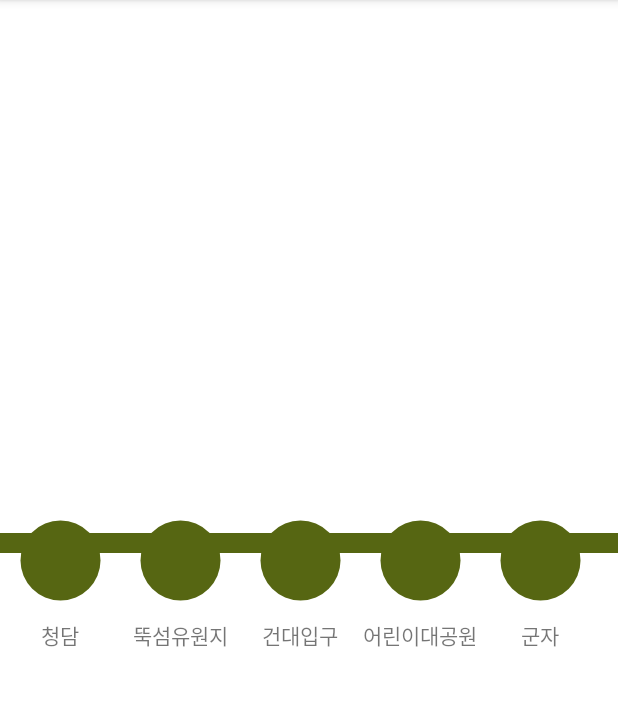
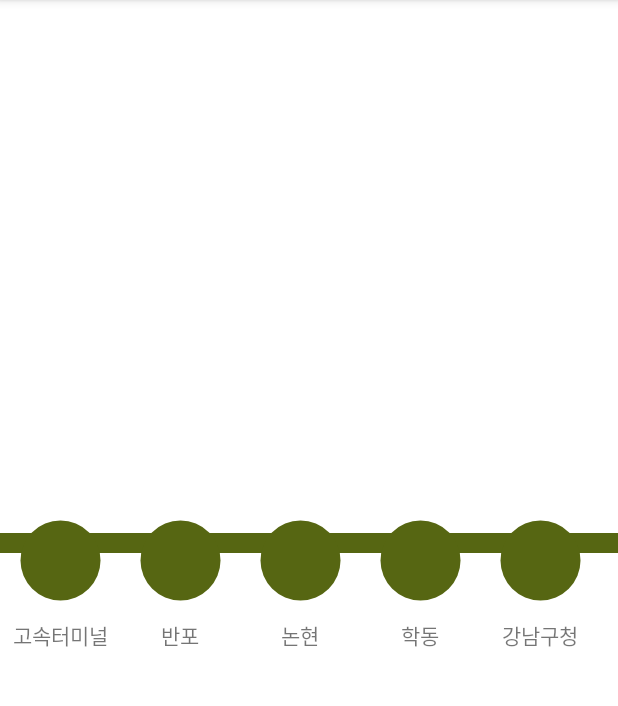
Before and after one commit to GO-GO-NEVER-END/SlidingSubwayView, an Android app: the screen it shows after launch (MainActivity), on a phone screen of 412 x 824 dp, the part 84-790 px from its top. Run offline under Robolectric (Android 15) with nearby library versions, the phone set to English and light mode, and no system bars; our stand-ins replace data binding.

Commit message:
feat: 노선과 역을 FrameLayout으로 쌓는 방식으로 변경
이제 예쁘다

```diff
--- a/app/src/main/java/com/ggne/slidingsubway/MainActivity.kt
+++ b/app/src/main/java/com/ggne/slidingsubway/MainActivity.kt
@@ -9,11 +9,17 @@ class MainActivity : AppCompatActivity() {
     private lateinit var binding: ActivityMainBinding
 
     private val stationList = listOf(
+        Station("고속터미널"),
+        Station("반포"),
+        Station("논현"),
+        Station("학동"),
+        Station("강남구청"),
         Station("청담"),
         Station("뚝섬유원지"),
         Station("건대입구"),
         Station("어린이대공원"),
-        Station("군자")
+        Station("군자"),
+        Station("중곡")
     )
 
     override fun onCreate(savedInstanceState: Bundle?) {
--- a/app/src/main/java/com/ggne/slidingsubway/SlidingSubwayView.kt
+++ b/app/src/main/java/com/ggne/slidingsubway/SlidingSubwayView.kt
@@ -1,19 +1,17 @@
 package com.ggne.slidingsubway
 
 import android.content.Context
-import android.graphics.Canvas
-import android.graphics.Paint
 import android.util.AttributeSet
-import android.util.Log
 import android.view.LayoutInflater
+import android.widget.FrameLayout
 import androidx.annotation.ColorInt
-import androidx.constraintlayout.widget.ConstraintLayout
+import androidx.annotation.ColorRes
 import androidx.databinding.DataBindingUtil
 import androidx.recyclerview.widget.LinearLayoutManager
 import androidx.recyclerview.widget.RecyclerView
 import com.ggne.slidingsubway.databinding.SlidingSubwayViewBinding
 
-class SlidingSubwayView(context: Context, attrs: AttributeSet) : ConstraintLayout(context, attrs) {
+class SlidingSubwayView(context: Context, attrs: AttributeSet) : FrameLayout(context, attrs) {
 
     @ColorInt
     private var subwayColor: Int
@@ -47,17 +45,8 @@ class SlidingSubwayView(context: Context, attrs: AttributeSet) : ConstraintLayou
             adapter = stationListAdapter
             layoutManager = LinearLayoutManager(context, RecyclerView.HORIZONTAL, false)
         }
-    }
 
-    private val paint = Paint().apply {
-        color = subwayColor
-        strokeWidth = 20f
-    }
-
-    override fun dispatchDraw(canvas: Canvas) {
-        super.dispatchDraw(canvas)
-        Log.d("WHAT", "View: dispatchDraw")
-        canvas.drawLine(0f, height * 0.28f, width.toFloat(), height * 0.28f, paint)
+        binding.subwayLineView.changeLineColor(subwayColor)
     }
 
     fun submitList(list: List<Station>) {
--- a/app/src/main/java/com/ggne/slidingsubway/StationListAdapter.kt
+++ b/app/src/main/java/com/ggne/slidingsubway/StationListAdapter.kt
@@ -14,12 +14,10 @@ class StationListAdapter : ListAdapter<Station, StationListAdapter.StationViewHo
         fun bind(station: Station) {
             binding.station = station
             binding.stationCircleView.changeCircleColor(R.color.subway_7)
-            Log.d("WHAT", station.name)
         }
     }
 
     override fun onCreateViewHolder(parent: ViewGroup, viewType: Int): StationViewHolder {
-        Log.d("WHAT", "onCreateViewHolder")
         return StationViewHolder(
             ItemStationBinding.inflate(
                 LayoutInflater.from(parent.context),
@@ -30,7 +28,6 @@ class StationListAdapter : ListAdapter<Station, StationListAdapter.StationViewHo
     }
 
     override fun onBindViewHolder(holder: StationViewHolder, position: Int) {
-        Log.d("WHAT", "onBindViewHolder : $position")
         holder.bind(currentList[position])
     }
 
--- a/app/src/main/java/com/ggne/slidingsubway/stationcircle/StationCircleView.kt
+++ b/app/src/main/java/com/ggne/slidingsubway/stationcircle/StationCircleView.kt
@@ -7,7 +7,6 @@ import android.graphics.Canvas
 import android.graphics.Color
 import android.graphics.Paint
 import android.util.AttributeSet
-import android.util.Log
 import android.view.MotionEvent
 import android.view.View
 import androidx.annotation.ColorInt
@@ -85,7 +84,6 @@ class StationCircleView : View, ValueAnimator.AnimatorUpdateListener {
 
     override fun onDraw(canvas: Canvas) {
         super.onDraw(canvas)
-        Log.d("WHAT", "Circle: onDraw color = ${fillPaint.color}")
         canvas.drawCircle(width / 2.toFloat(), height / 2.toFloat(), circleRadius, fillPaint)
         canvas.drawCircle(width / 2.toFloat(), height / 2.toFloat(), innerCircleRadius, whiteFillPaint)
     }
@@ -93,10 +91,6 @@ class StationCircleView : View, ValueAnimator.AnimatorUpdateListener {
     override fun onTouchEvent(event: MotionEvent?): Boolean {
         when (event?.action) {
             MotionEvent.ACTION_DOWN -> {
-                when (circleState) {
-                    CircleState.FOCUS -> changeCircleState(CircleState.IDLE)
-                    CircleState.IDLE -> changeCircleState(CircleState.FOCUS)
-                }
             }
         }
         return super.onTouchEvent(event)
--- /dev/null
+++ b/app/src/main/java/com/ggne/slidingsubway/subwayline/SubwayLineView.kt
@@ -0,0 +1,26 @@
+package com.ggne.slidingsubway.subwayline
+
+import android.content.Context
+import android.graphics.Canvas
+import android.graphics.Paint
+import android.util.AttributeSet
+import android.view.View
+import androidx.annotation.ColorInt
+import androidx.annotation.ColorRes
+
+class SubwayLineView(context: Context, attrs: AttributeSet) : View(context, attrs) {
+
+    private val paint = Paint().apply {
+        strokeWidth = 20f
+    }
+
+    fun changeLineColor(@ColorInt color: Int) {
+        paint.color = color
+        invalidate()
+    }
+
+    override fun onDraw(canvas: Canvas) {
+        super.dispatchDraw(canvas)
+        canvas.drawLine(0f, height * 0.28f, width.toFloat(), height * 0.28f, paint)
+    }
+}
--- a/app/src/main/res/layout/sliding_subway_view.xml
+++ b/app/src/main/res/layout/sliding_subway_view.xml
@@ -7,9 +7,14 @@
 
     </data>
 
-    <androidx.constraintlayout.widget.ConstraintLayout
+    <FrameLayout
         android:layout_width="match_parent"
         android:layout_height="match_parent">
+
+        <com.ggne.slidingsubway.subwayline.SubwayLineView
+            android:id="@+id/subway_line_view"
+            android:layout_width="match_parent"
+            android:layout_height="match_parent"/>
 
         <androidx.recyclerview.widget.RecyclerView
             android:id="@+id/rv_station"
@@ -20,5 +25,5 @@
             app:layout_constraintTop_toTopOf="parent"
             tools:listitem="@layout/item_station" />
 
-    </androidx.constraintlayout.widget.ConstraintLayout>
+    </FrameLayout>
 </layout>
```
